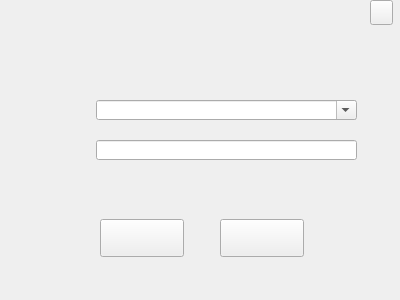
First picture: the form in SKGui/cloginwidget.ui, repository song-kang/SKHMIProject, before the edit.
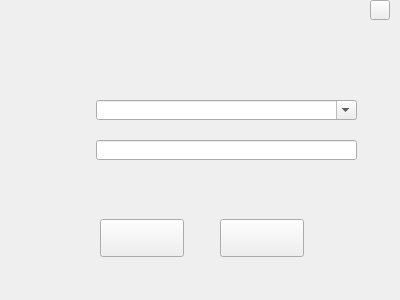
Second picture: the form after the edit. Icons and pictures are not drawn.

Diff of the .ui file:
```diff
--- a/SKGui/cloginwidget.ui
+++ b/SKGui/cloginwidget.ui
@@ -147,8 +147,8 @@
     <rect>
      <x>370</x>
      <y>0</y>
-     <width>23</width>
-     <height>25</height>
+     <width>20</width>
+     <height>20</height>
     </rect>
    </property>
    <property name="styleSheet">
```
